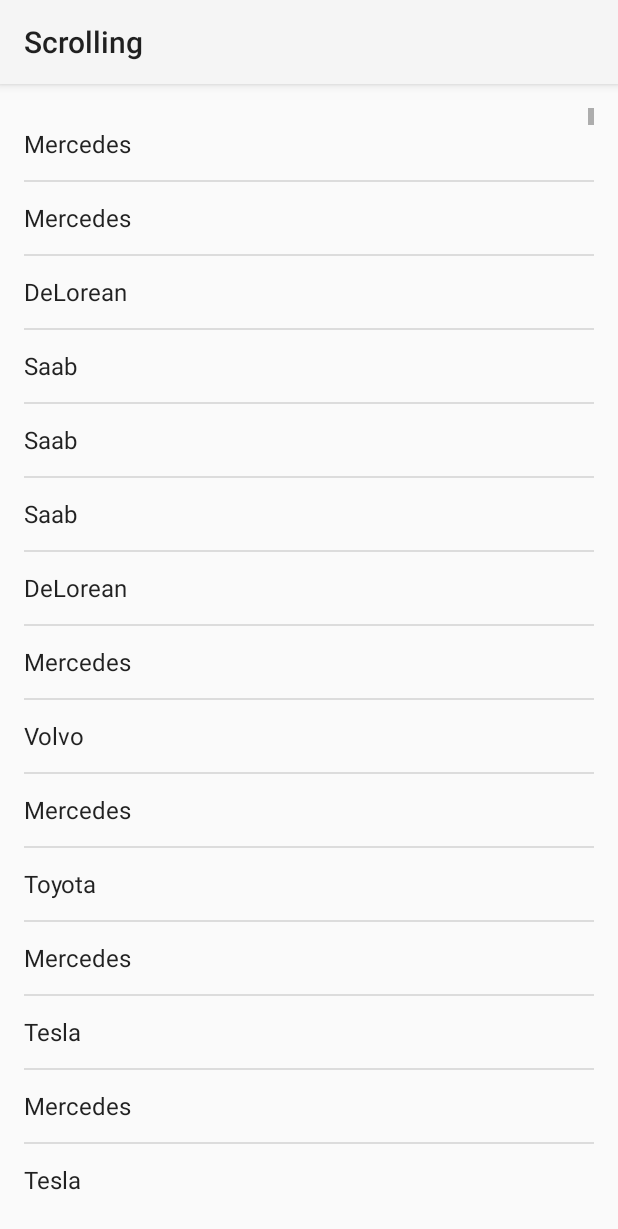
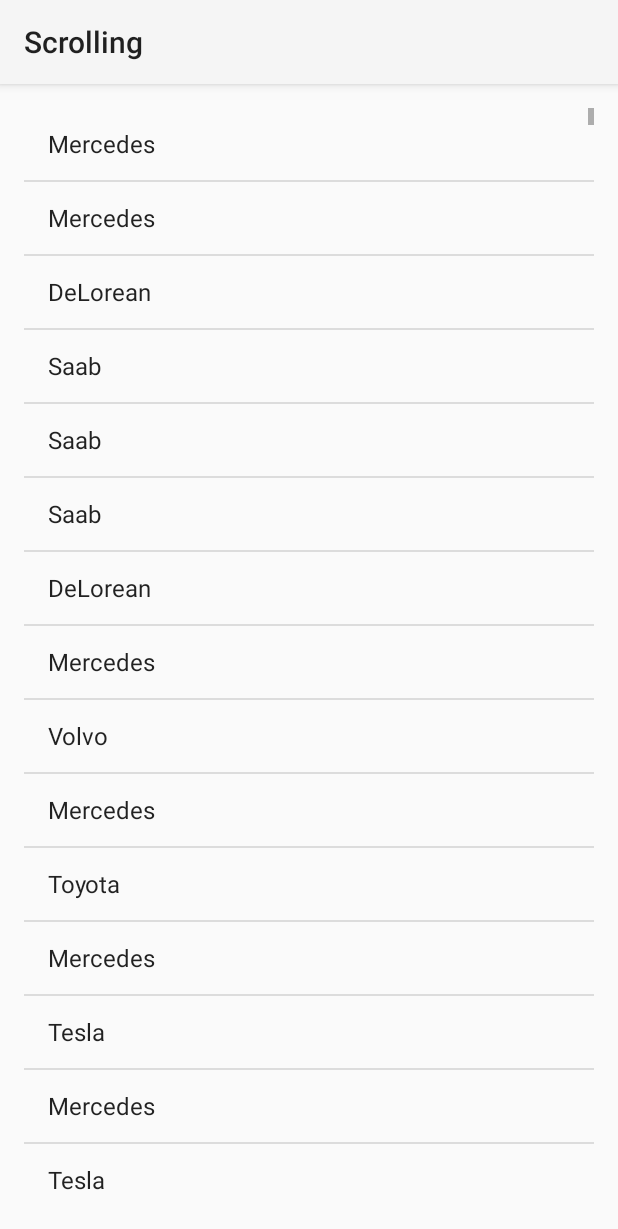
Before and after one commit to lassana/listview-animations, an Android app: the screen it shows after launch (ScrollingActivity before the commit, ListFragmentActivity after it), after a tap on "SCROLLING", on a phone screen of 412 x 824 dp. Shown: the top 1229 px of the screen. Run offline under Robolectric (Android 15) with nearby library versions, the phone set to English and light mode, and no system bars.

Commit message:
Reformat code.

```diff
--- /dev/null
+++ b/app/src/main/java/com/github/lassana/animations/ListFragmentActivity.java
@@ -0,0 +1,51 @@
+package com.github.lassana.animations;
+
+import android.os.Bundle;
+import android.support.v4.app.Fragment;
+import android.support.v7.app.ActionBarActivity;
+
+import com.github.lassana.animations.expand.fragment.ExpandFragment;
+import com.github.lassana.animations.scrolling.fragment.ScrollingFragment;
+import com.github.lassana.animations.sorting.fragment.SortingFragment;
+
+/**
+ * @author lassana
+ * @since 1/16/14
+ */
+public class ListFragmentActivity extends ActionBarActivity {
+
+    public static final String EXTRA_FRAGMENT_ID = "extra_fragment_activity";
+    public static final int FRAGMENT_LIST_SORTING = 1;
+    public static final int FRAGMENT_LIST_SCROLLING = 2;
+    public static final int FRAGMENT_EXPAND_LIST_ITEM = 3;
+
+    @Override
+    protected void onCreate(Bundle savedInstanceState) {
+        super.onCreate(savedInstanceState);
+        setContentView(R.layout.activity_fragment);
+        if (savedInstanceState == null) {
+            Fragment fragment;
+            int titleResId;
+            switch (getIntent().getIntExtra(EXTRA_FRAGMENT_ID, 0)) {
+                case FRAGMENT_LIST_SORTING:
+                    fragment = new SortingFragment();
+                    titleResId = R.string.sorting;
+                    break;
+                case FRAGMENT_LIST_SCROLLING:
+                    fragment = new ScrollingFragment();
+                    titleResId = R.string.scrolling;
+                    break;
+                case FRAGMENT_EXPAND_LIST_ITEM:
+                    fragment = new ExpandFragment();
+                    titleResId = R.string.expand;
+                default:
+                    throw new IllegalStateException("Intent has no EXTRA_FRAGMENT_ID");
+            }
+            getSupportFragmentManager().beginTransaction()
+                    .add(R.id.container, fragment)
+                    .commit();
+            setTitle(titleResId);
+        }
+    }
+
+}
--- a/app/src/main/java/com/github/lassana/animations/MainActivity.java
+++ b/app/src/main/java/com/github/lassana/animations/MainActivity.java
@@ -1,13 +1,13 @@
 package com.github.lassana.animations;
 
-import android.app.Activity;
 import android.content.Intent;
 import android.os.Bundle;
 import android.support.v7.app.ActionBarActivity;
+import android.util.Pair;
 import android.view.View;
 
-import com.github.lassana.animations.scrolling.activity.ScrollingActivity;
-import com.github.lassana.animations.sorting.activity.SortingActivity;
+import java.util.ArrayList;
+import java.util.List;
 
 /**
  * @author lassana
@@ -15,25 +15,30 @@ import com.github.lassana.animations.sorting.activity.SortingActivity;
  */
 public class MainActivity extends ActionBarActivity implements View.OnClickListener {
 
+    private List<Pair<Integer, Integer>> mButtonsList;
+
+    {
+        mButtonsList = new ArrayList<>();
+        mButtonsList.add(new Pair<>(R.id.buttonSorting, ListFragmentActivity.FRAGMENT_LIST_SORTING));
+        mButtonsList.add(new Pair<>(R.id.buttonScrolling, ListFragmentActivity.FRAGMENT_LIST_SCROLLING));
+    }
+
     @Override
     protected void onCreate(Bundle savedInstanceState) {
         super.onCreate(savedInstanceState);
         setContentView(R.layout.activity_main);
-        findViewById(R.id.buttonSorting).setOnClickListener(this);
-        findViewById(R.id.buttonScrolling).setOnClickListener(this);
+
+        for (Pair<Integer, Integer> pair : mButtonsList) {
+            View view = findViewById(pair.first);
+            view.setTag(pair.second);
+            view.setOnClickListener(this);
+        }
     }
 
     @Override
     public void onClick(View v) {
-        switch (v.getId()) {
-            case R.id.buttonSorting:
-                startActivity(new Intent(this, SortingActivity.class));
-                break;
-            case R.id.buttonScrolling:
-                startActivity(new Intent(this, ScrollingActivity.class));
-                break;
-            default:
-                break;
-        }
+        int fragmentId = (int) v.getTag();
+        startActivity(new Intent(this, ListFragmentActivity.class)
+                .putExtra(ListFragmentActivity.EXTRA_FRAGMENT_ID, fragmentId));
     }
 }
--- a/app/src/main/java/com/github/lassana/animations/scrolling/activity/ScrollingActivity.java
+++ /dev/null
@@ -1,23 +0,0 @@
-package com.github.lassana.animations.scrolling.activity;
-
-import android.support.v7.app.ActionBarActivity;
-import android.os.Bundle;
-
-import com.github.lassana.animations.R;
-import com.github.lassana.animations.scrolling.fragment.ScrollingFragment;
-
-public class ScrollingActivity extends ActionBarActivity {
-
-    @Override
-    protected void onCreate(Bundle savedInstanceState) {
-        super.onCreate(savedInstanceState);
-        setContentView(R.layout.activity_scrolling);
-
-        if (savedInstanceState == null) {
-            getSupportFragmentManager().beginTransaction()
-                    .add(R.id.container, new ScrollingFragment())
-                    .commit();
-        }
-    }
-
-}
--- a/app/src/main/java/com/github/lassana/animations/scrolling/animator/AnimateScrollListener.java
+++ b/app/src/main/java/com/github/lassana/animations/scrolling/animator/AnimateScrollListener.java
@@ -11,7 +11,7 @@ import android.widget.AbsListView;
 public class AnimateScrollListener implements AbsListView.OnScrollListener {
 
     private static final String TAG = "AnimateScrollListener";
-    public static final int MAX_PERMITTED_SPEED = 24;
+    public static final int MAX_PERMITTED_SPEED = 32;
     private Animate mAnimate;
 
     private int mScrollState;
@@ -37,7 +37,7 @@ public class AnimateScrollListener implements AbsListView.OnScrollListener {
             long timeToScrollOneElement = currentTime - mPreviousEventTime;
             double speed = (1d / timeToScrollOneElement) * 1000;
 
-            Log.d(TAG, "speed: " + speed);
+            //Log.d(TAG, "speed: " + speed);
 
             mPreviousFirstVisibleItem = firstVisibleItem;
             mPreviousEventTime = currentTime;
--- a/app/src/main/java/com/github/lassana/animations/scrolling/animator/Skew.java
+++ /dev/null
@@ -1,9 +0,0 @@
-package com.github.lassana.animations.scrolling.animator;
-
-/**
- * @author lassana
- * @since 1/9/14
- */
-public interface Skew {
-    void setSkewX(float skewX);
-}
--- a/app/src/main/java/com/github/lassana/animations/scrolling/fragment/ScrollingFragment.java
+++ b/app/src/main/java/com/github/lassana/animations/scrolling/fragment/ScrollingFragment.java
@@ -28,7 +28,7 @@ public class ScrollingFragment extends ListFragment {
     @Override
     public View onCreateView(LayoutInflater inflater, ViewGroup container,
                              Bundle savedInstanceState) {
-        return inflater.inflate(R.layout.fragment_scrolling, container, false);
+        return inflater.inflate(R.layout.fragment_list, container, false);
     }
 
     @Override
--- a/app/src/main/java/com/github/lassana/animations/scrolling/view/SkewingRelativeLayout.java
+++ b/app/src/main/java/com/github/lassana/animations/scrolling/view/SkewingRelativeLayout.java
@@ -4,41 +4,42 @@ import android.content.Context;
 import android.graphics.Canvas;
 import android.support.v4.view.ViewCompat;
 import android.util.AttributeSet;
+import android.util.Log;
 import android.widget.RelativeLayout;
-
-import com.github.lassana.animations.scrolling.animator.Skew;
 
 /**
  * @author lassana
  * @since 1/9/14
  */
-public class SkewingRelativeLayout extends RelativeLayout
-        implements Skew {
+public class SkewingRelativeLayout extends RelativeLayout {
 
-    private float mSkewX = 0;
+    private float skewX = 0f;
 
     public SkewingRelativeLayout(Context context) {
         super(context);
+        setWillNotDraw(false);
     }
 
     public SkewingRelativeLayout(Context context, AttributeSet attrs) {
         super(context, attrs);
+        setWillNotDraw(false);
     }
 
     public SkewingRelativeLayout(Context context, AttributeSet attrs, int defStyle) {
         super(context, attrs, defStyle);
+        setWillNotDraw(false);
     }
 
     @Override
     public void draw(Canvas canvas) {
-        if (mSkewX != 0) {
-            canvas.skew(mSkewX, 0);
+        if (skewX != 0) {
+            canvas.skew(skewX, 0);
         }
         super.draw(canvas);
     }
 
     public void setSkewX(float skewX) {
-        mSkewX = skewX;
+        this.skewX = skewX;
         ViewCompat.postInvalidateOnAnimation(this);
     }
 }
--- a/app/src/main/java/com/github/lassana/animations/sorting/fragment/SortingFragment.java
+++ b/app/src/main/java/com/github/lassana/animations/sorting/fragment/SortingFragment.java
@@ -35,7 +35,7 @@ public class SortingFragment extends ListFragment {
     @Override
     public View onCreateView(LayoutInflater inflater, ViewGroup container,
                              Bundle savedInstanceState) {
-        return inflater.inflate(R.layout.fragment_sorting, container, false);
+        return inflater.inflate(R.layout.fragment_list, container, false);
     }
 
     @Override
--- /dev/null
+++ b/app/src/main/res/layout/activity_fragment.xml
@@ -0,0 +1,6 @@
+<FrameLayout xmlns:android="http://schemas.android.com/apk/res/android"
+             xmlns:tools="http://schemas.android.com/tools"
+             android:id="@+id/container"
+             android:layout_width="match_parent"
+             android:layout_height="match_parent"
+             tools:ignore="MergeRootFrame" />
--- a/app/src/main/res/layout/activity_main.xml
+++ b/app/src/main/res/layout/activity_main.xml
@@ -1,5 +1,6 @@
 <?xml version="1.0" encoding="utf-8"?>
 <LinearLayout xmlns:android="http://schemas.android.com/apk/res/android"
+              android:id="@android:id/primary"
               android:layout_width="match_parent"
               android:layout_height="match_parent"
               android:layout_marginTop="@dimen/activity_vertical_margin"
--- a/app/src/main/res/layout/activity_scrolling.xml
+++ /dev/null
@@ -1,7 +0,0 @@
-<FrameLayout xmlns:android="http://schemas.android.com/apk/res/android"
-    xmlns:tools="http://schemas.android.com/tools"
-    android:id="@+id/container"
-    android:layout_width="match_parent"
-    android:layout_height="match_parent"
-    tools:context="com.github.lassana.animated_scrolling.activity.MainActivity"
-    tools:ignore="MergeRootFrame" />
--- a/app/src/main/res/layout/fragment_sorting.xml
+++ /dev/null
@@ -1,5 +0,0 @@
-<?xml version="1.0" encoding="utf-8"?>
-<ListView xmlns:android="http://schemas.android.com/apk/res/android"
-    android:id="@android:id/list"
-    android:layout_width="match_parent"
-    android:layout_height="match_parent"/>
--- a/app/src/main/res/layout/list_item_scrolling.xml
+++ b/app/src/main/res/layout/list_item_scrolling.xml
@@ -5,12 +5,8 @@
     android:layout_width="match_parent"
     android:layout_height="wrap_content">
 
-    <TextView
-        android:id="@android:id/text1"
-        android:minHeight="48dp"
-        style="?attr/textAppearanceListItem"
-        android:gravity="center_vertical"
-        android:layout_width="match_parent"
-        android:layout_height="wrap_content"/>
+    <include
+        layout="@android:layout/simple_list_item_1"/>
+
 
 </com.github.lassana.animations.scrolling.view.SkewingRelativeLayout>
--- a/app/src/main/res/values/strings.xml
+++ b/app/src/main/res/values/strings.xml
@@ -5,5 +5,6 @@
     <string name="action_shuffle">Shuffle</string>
     <string name="scrolling">Scrolling</string>
     <string name="sorting">Sorting</string>
+    <string name="expand">Expand item</string>
 
 </resources>
```
Also changed, not shown: app/src/main/AndroidManifest.xml (+2 -8 lines), app/src/main/java/com/github/lassana/animations/expand/fragment/ExpandFragment.java (added, +10 -0 lines), app/src/main/java/com/github/lassana/animations/scrolling/adapter/AnimatedArrayAdapter.java (+5 -5 lines), app/src/main/java/com/github/lassana/animations/sorting/activity/SortingActivity.java (deleted, +0 -21 lines), app/src/main/res/layout/activity_sorting.xml (deleted, +0 -8 lines), app/src/main/res/layout/fragment_list.xml (renamed from app/src/main/res/layout/fragment_scrolling.xml).
